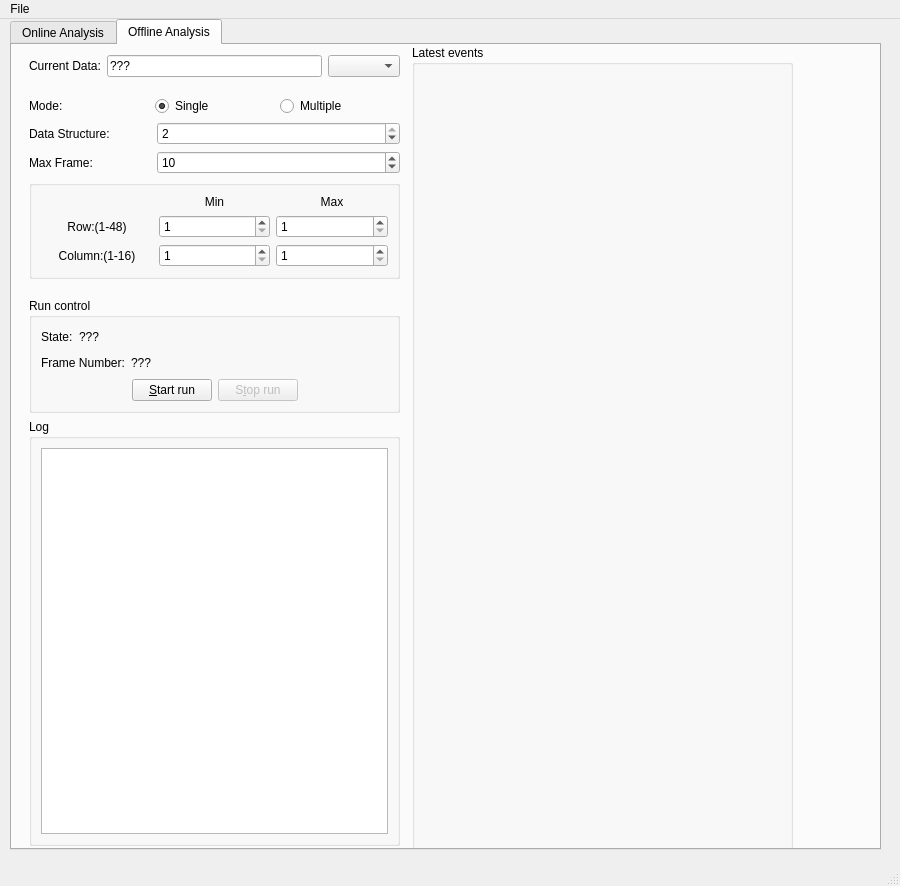
First picture: the form in gui/JadePixel.ui, repository cepc/kc705, before the edit.
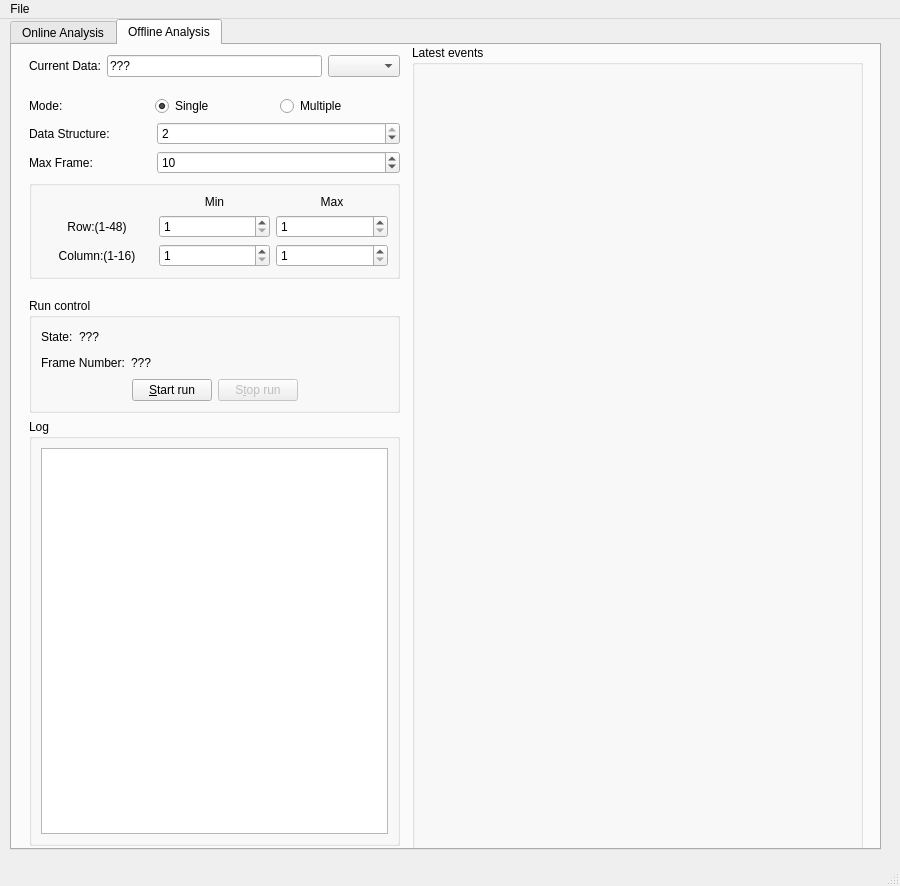
Second picture: the form after the edit. The open tabs and pages were chosen to show the change.

Commit message: adjust the gui and function name

```diff
--- a/gui/JadePixel.ui
+++ b/gui/JadePixel.ui
@@ -840,7 +840,7 @@
        <rect>
         <x>400</x>
         <y>0</y>
-        <width>381</width>
+        <width>451</width>
         <height>811</height>
        </rect>
       </property>
```
The commit also changes 1 other file.
